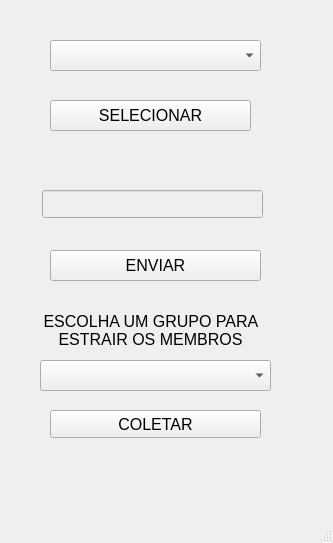
Before: the Qt Designer form UIs/transacao.ui in omahteu/botelegram, drawn with Qt 5.
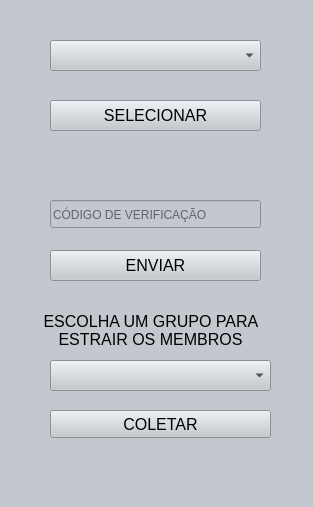
After: the same form once the commit is applied.

```diff
--- a/UIs/transacao.ui
+++ b/UIs/transacao.ui
@@ -6,13 +6,16 @@
    <rect>
     <x>0</x>
     <y>0</y>
-    <width>333</width>
-    <height>543</height>
+    <width>313</width>
+    <height>507</height>
    </rect>
   </property>
   <property name="windowTitle">
    <string>MainWindow</string>
   </property>
+  <property name="styleSheet">
+   <string notr="true">background-color: rgb(195, 200, 206);</string>
+  </property>
   <widget class="QWidget" name="centralwidget">
    <widget class="QComboBox" name="numerosBox">
     <property name="geometry">
@@ -29,7 +32,7 @@
      <rect>
       <x>50</x>
       <y>100</y>
-      <width>201</width>
+      <width>211</width>
       <height>31</height>
      </rect>
     </property>
@@ -48,12 +51,15 @@
     </property>
     <property name="geometry">
      <rect>
-      <x>42</x>
-      <y>190</y>
-      <width>221</width>
+      <x>50</x>
+      <y>200</y>
+      <width>211</width>
       <height>28</height>
      </rect>
     </property>
+    <property name="placeholderText">
+     <string>CÓDIGO DE VERIFICAÇÃO</string>
+    </property>
    </widget>
    <widget class="QPushButton" name="pushButton">
     <property name="geometry">
@@ -76,9 +82,9 @@
    <widget class="QComboBox" name="grupoBox">
     <property name="geometry">
      <rect>
-      <x>40</x>
+      <x>50</x>
       <y>360</y>
-      <width>231</width>
+      <width>221</width>
       <height>31</height>
      </rect>
     </property>
@@ -88,7 +94,7 @@
      <rect>
       <x>50</x>
       <y>410</y>
-      <width>211</width>
+      <width>221</width>
       <height>28</height>
      </rect>
     </property>
```
Left out of the diff: 2 changed lines with no effect on the pictures.
